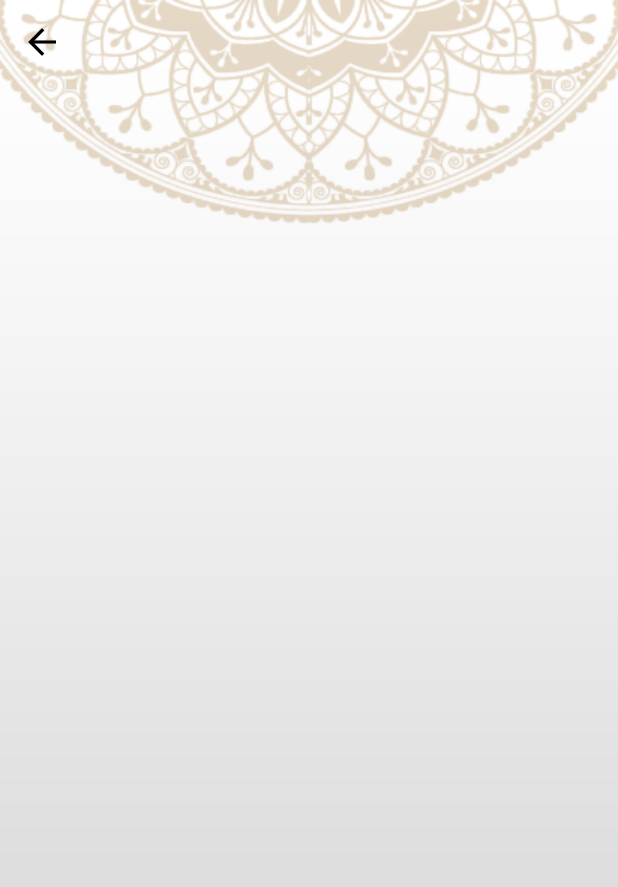
After one commit to Abdo-Mostafa2458/Islami_App, a Flutter app: the DefaultScreen screen opened directly, on a phone screen of 412 x 824 dp. The commit adds this screen. Shown: the top 887 px of the screen. Run offline on Flutter 3.47's test engine with Material 3 defaults, Android fonts, the light colour scheme and no system bars.

Commit message:
+add default screen to be reuse it in different screen

```diff
--- /dev/null
+++ b/lib/Widgets/defualt_screen.dart
@@ -0,0 +1,33 @@
+import 'package:flutter/material.dart';
+
+import '../constants/get_path_image.dart';
+
+class DefaultScreen extends StatelessWidget {
+  String appTitle;
+  Widget? body;
+
+  DefaultScreen({this.body, this.appTitle = ""});
+
+  @override
+  Widget build(BuildContext context) {
+    return Stack(
+      children: [
+        Image.asset(
+          getPathImage("main_background.png"),
+          fit: BoxFit.fill,
+          width: double.infinity,
+          height: double.infinity,
+        ),
+        Scaffold(
+          appBar: AppBar(
+            title: Text(
+              appTitle,
+              style: Theme.of(context).textTheme.bodySmall,
+            ),
+          ),
+          body: body,
+        )
+      ],
+    );
+  }
+}
```
Also changed, not shown: lib/Widgets/sura_quran.dart (+35 -23 lines).
